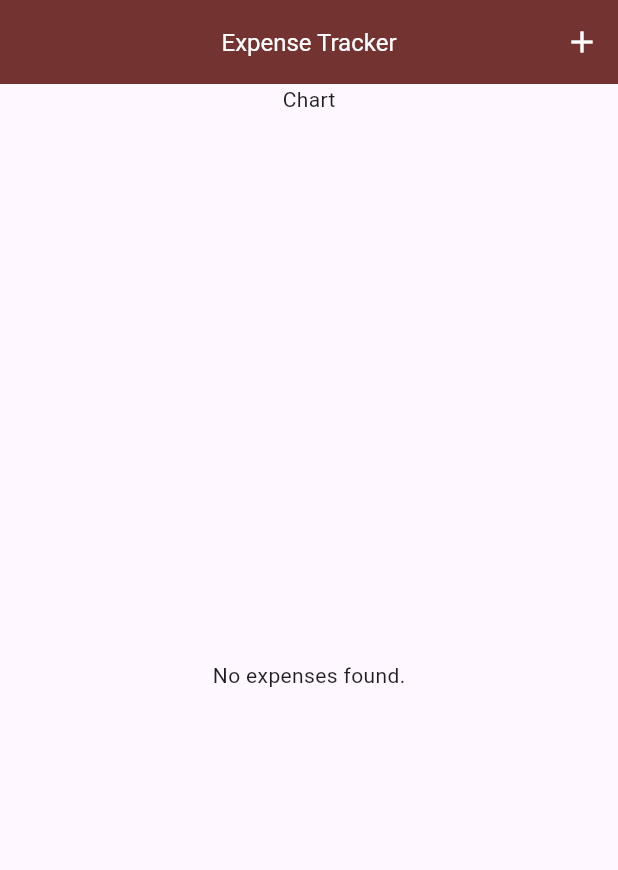
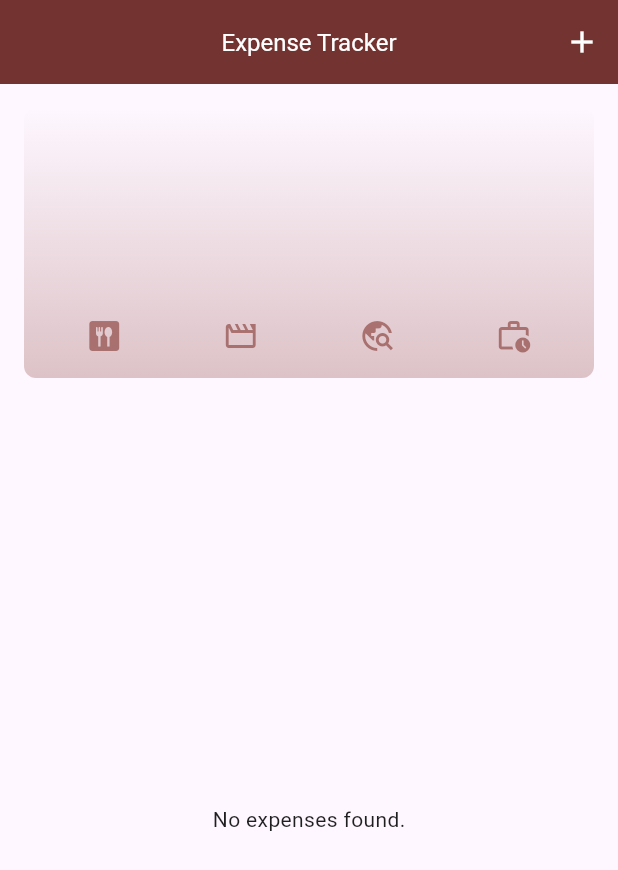
Before and after one commit to carlsantos-mkii/expense-tracker, a Flutter app: the screen it shows after launch, on a phone screen of 412 x 824 dp. Shown: the top 870 px of the screen. Run offline on Flutter 3.47's test engine with Material 3 defaults, Android fonts, the phone set to English and light mode, and no system bars.

Commit message:
Added the charts per category

```diff
--- a/lib/models/expense.dart
+++ b/lib/models/expense.dart
@@ -32,3 +32,26 @@ class Expense {
 		return formatter.format(date);
 	}
 }
+
+class ExpenseBucket {
+  const ExpenseBucket({
+    required this.category,
+    required this.expenses
+  });
+
+  ExpenseBucket.forCategory(List<Expense> allExpenses, this.category) :
+    expenses = allExpenses.where((expense) => expense.category == category).toList();
+
+  final Category category;
+  final List<Expense> expenses;
+
+  double get totalExpenses {
+    double sum = 0;
+
+    for (final expense in expenses) {
+      sum += expense.amount;
+    }
+
+    return sum;
+  }
+}
--- /dev/null
+++ b/lib/widgets/chart/chart.dart
@@ -0,0 +1,95 @@
+import 'package:flutter/material.dart';
+
+import 'package:expense_tracker/widgets/chart/chart_bar.dart';
+import 'package:expense_tracker/models/expense.dart';
+
+class Chart extends StatelessWidget {
+  const Chart({super.key, required this.expenses});
+
+  final List<Expense> expenses;
+
+  List<ExpenseBucket> get buckets {
+    return [
+      ExpenseBucket.forCategory(expenses, Category.food),
+      ExpenseBucket.forCategory(expenses, Category.leisure),
+      ExpenseBucket.forCategory(expenses, Category.travel),
+      ExpenseBucket.forCategory(expenses, Category.work),
+    ];
+  }
+
+  double get maxTotalExpense {
+    double maxTotalExpense = 0;
+
+    for (final bucket in buckets) {
+      if (bucket.totalExpenses > maxTotalExpense) {
+        maxTotalExpense = bucket.totalExpenses;
+      }
+    }
+
+    return maxTotalExpense;
+  }
+
+  @override
+  Widget build(BuildContext context) {
+    final isDarkMode =
+        MediaQuery.of(context).platformBrightness == Brightness.dark;
+    return Container(
+      margin: const EdgeInsets.all(16),
+      padding: const EdgeInsets.symmetric(
+        vertical: 16,
+        horizontal: 8,
+      ),
+      width: double.infinity,
+      height: 180,
+      decoration: BoxDecoration(
+        borderRadius: BorderRadius.circular(8),
+        gradient: LinearGradient(
+          colors: [
+            Theme.of(context).colorScheme.primary.withOpacity(0.3),
+            Theme.of(context).colorScheme.primary.withOpacity(0.0)
+          ],
+          begin: Alignment.bottomCenter,
+          end: Alignment.topCenter,
+        ),
+      ),
+      child: Column(
+        children: [
+          Expanded(
+            child: Row(
+              crossAxisAlignment: CrossAxisAlignment.end,
+              children: [
+                for (final bucket in buckets) // alternative to map()
+                  ChartBar(
+                    fill: bucket.totalExpenses == 0
+                        ? 0
+                        : bucket.totalExpenses / maxTotalExpense,
+                  )
+              ],
+            ),
+          ),
+          const SizedBox(height: 12),
+          Row(
+            children: buckets
+                .map(
+                  (bucket) => Expanded(
+                    child: Padding(
+                      padding: const EdgeInsets.symmetric(horizontal: 4),
+                      child: Icon(
+                        categoryIcons[bucket.category],
+                        color: isDarkMode
+                            ? Theme.of(context).colorScheme.secondary
+                            : Theme.of(context)
+                                .colorScheme
+                                .primary
+                                .withOpacity(0.7),
+                      ),
+                    ),
+                  ),
+                )
+                .toList(),
+          )
+        ],
+      ),
+    );
+  }
+}
--- /dev/null
+++ b/lib/widgets/chart/chart_bar.dart
@@ -0,0 +1,34 @@
+import 'package:flutter/material.dart';
+
+class ChartBar extends StatelessWidget {
+  const ChartBar({
+    super.key,
+    required this.fill,
+  });
+
+  final double fill;
+
+  @override
+  Widget build(BuildContext context) {
+    final isDarkMode =
+        MediaQuery.of(context).platformBrightness == Brightness.dark;
+    return Expanded(
+      child: Padding(
+        padding: const EdgeInsets.symmetric(horizontal: 4),
+        child: FractionallySizedBox(
+          heightFactor: fill,
+          child: DecoratedBox(
+            decoration: BoxDecoration(
+              shape: BoxShape.rectangle,
+              borderRadius:
+                  const BorderRadius.vertical(top: Radius.circular(8)),
+              color: isDarkMode
+                  ? Theme.of(context).colorScheme.secondary
+                  : Theme.of(context).colorScheme.primary.withOpacity(0.65),
+            ),
+          ),
+        ),
+      ),
+    );
+  }
+}
--- a/lib/widgets/expenses.dart
+++ b/lib/widgets/expenses.dart
@@ -1,3 +1,4 @@
+import 'package:expense_tracker/widgets/chart/chart.dart';
 import 'package:expense_tracker/widgets/new_expense.dart';
 import 'package:flutter/material.dart';
 import 'package:expense_tracker/models/expense.dart';
@@ -95,7 +96,7 @@ class _ExpensesState extends State<Expenses> {
 			),
 			body: Column(
 				children: [
-					const Text('Chart'),
+					Chart(expenses: _registeredExpenses),
 					Expanded(
 						child: mainContent,
 					)
```
